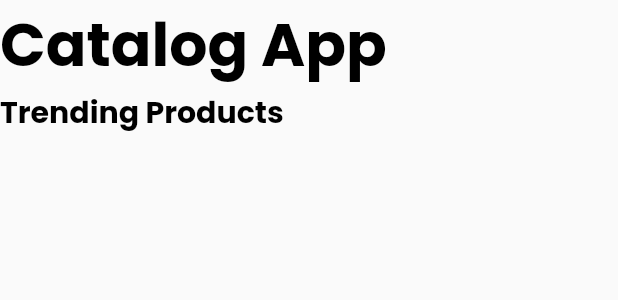
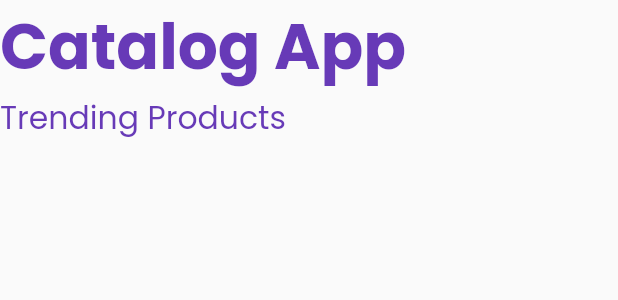
Before and after one commit to abhishek-kaithwas/30DayesOfFlutter, a Flutter app: the CatalogHeader widget shown alone on an empty page, opened directly, on a phone screen of 412 x 824 dp. Shown: the top 300 px of the screen. Run offline on Flutter 3.47's test engine with Material 2 defaults, Android fonts, the phone set to English and light mode, and no system bars; our stand-ins replace google_fonts, velocity_x; network calls fail.

Commit message:
day 20 completed

```diff
--- a/lib/pages/login_page.dart
+++ b/lib/pages/login_page.dart
@@ -1,6 +1,10 @@
 import 'package:flutter/cupertino.dart';
 import 'package:flutter/material.dart';
 import 'package:flutter_application_1/utils/routes.dart';
+// ignore: unused_import
+import 'package:flutter_application_1/widgets/themes.dart';
+// ignore: implementation_imports
+import 'package:velocity_x/src/extensions/context_ext.dart';
 
 class LoginPage extends StatefulWidget {
   const LoginPage({Key? key}) : super(key: key);
@@ -32,7 +36,7 @@ class _LoginPageState extends State<LoginPage> {
   @override
   Widget build(BuildContext context) {
     return Material(
-      color: Colors.white,
+      color: context.canvasColor,
       child: Column(
         children: [
           Image.asset(
--- a/lib/pages/test.dart
+++ b/lib/pages/test.dart
@@ -1,7 +1,6 @@
 import 'package:flutter/material.dart';
 import 'package:flutter_application_1/widgets/drawer.dart';
 import 'package:flutter_application_1/models/catlog.dart';
-import 'package:flutter_application_1/widgets/item_widget.dart';
 import 'package:flutter/services.dart';
 import 'dart:convert';
 
--- a/lib/utils/routes.dart
+++ b/lib/utils/routes.dart
@@ -2,4 +2,6 @@ class MyRoutes {
   static String loginRoutes = "/login";
   static String homeRoutes = "/home";
   static String homeDetailsRoute = "/detail";
+  // ignore: non_constant_identifier_names
+  static String CartRoute = "/cart";
 }
--- a/lib/widgets/home_widgets/catalog_header.dart
+++ b/lib/widgets/home_widgets/catalog_header.dart
@@ -11,16 +11,17 @@ class CatalogHeader extends StatelessWidget {
       crossAxisAlignment: CrossAxisAlignment.start,
       // ignore: prefer_const_literals_to_create_immutables
       children: [
-        const Text(
-          "Catalog App",
-          style: TextStyle(
-              fontSize: 40, fontWeight: FontWeight.bold, color: Colors.black),
-        ),
-        const Text(
-          "Trending Products",
-          style: TextStyle(
-              fontSize: 20, fontWeight: FontWeight.bold, color: Colors.black),
-        ),
+        "Catalog App"
+            .text
+            .xl5
+            .bold
+            .color(Theme.of(context).colorScheme.primary)
+            .make(),
+        "Trending Products"
+            .text
+            .xl2
+            .color(Theme.of(context).colorScheme.primaryVariant)
+            .make(),
       ],
     );
   }
--- /dev/null
+++ b/lib/widgets/themes.dart
@@ -0,0 +1,76 @@
+import 'package:flutter/material.dart';
+import 'package:google_fonts/google_fonts.dart';
+import 'package:velocity_x/velocity_x.dart';
+
+class MyTheme {
+  static ThemeData lightTheme(BuildContext context) => ThemeData(
+        primarySwatch: Colors.deepPurple,
+        fontFamily: GoogleFonts.poppins().fontFamily,
+        cardColor: Colors.white,
+        // ignore: prefer_const_constructors
+        elevatedButtonTheme: ElevatedButtonThemeData(
+          style: ButtonStyle(
+              textStyle: MaterialStateProperty.all(
+                  const TextStyle(fontWeight: FontWeight.w800)),
+              backgroundColor: MaterialStateProperty.all(Colors.grey.shade700),
+              foregroundColor: MaterialStateProperty.all(Colors.white)),
+        ),
+
+        // canvasColor: creamColor,
+        // ignore: prefer_const_constructors
+        appBarTheme: AppBarTheme(
+          color: Colors.white,
+          elevation: 0.0,
+          // ignore: prefer_const_constructors
+          iconTheme: IconThemeData(color: Colors.black),
+          // ignore: deprecated_member_use
+          textTheme: Theme.of(context).textTheme,
+        ),
+      );
+
+  // ignore: non_constant_identifier_names
+  static ThemeData DarkTheme(BuildContext context) => ThemeData(
+        brightness: Brightness.dark,
+        fontFamily: GoogleFonts.poppins().fontFamily,
+        elevatedButtonTheme: ElevatedButtonThemeData(
+          style: ButtonStyle(
+              textStyle: MaterialStateProperty.all(
+                  const TextStyle(fontWeight: FontWeight.w800)),
+              backgroundColor: MaterialStateProperty.all(Colors.grey.shade700),
+              foregroundColor: MaterialStateProperty.all(Colors.white)),
+        ),
+        // ignore: prefer_const_constructors
+        colorScheme: ColorScheme(
+          primary: Colors.white,
+          primaryVariant: Colors.grey.shade100,
+          secondary: Colors.white,
+          secondaryVariant: Colors.white,
+          surface: Colors.white,
+          background: Colors.white,
+          error: Colors.white,
+          onPrimary: Colors.white,
+          onSecondary: Colors.white,
+          onSurface: Colors.white,
+          onBackground: Colors.white,
+          onError: Colors.white,
+          brightness: Brightness.dark,
+        ),
+        cardColor: Colors.black,
+        canvasColor: darkCreamColor,
+        appBarTheme: AppBarTheme(
+          color: Colors.white,
+          elevation: 0.0,
+          // ignore: prefer_const_constructors
+          iconTheme: IconThemeData(color: Colors.white),
+          // ignore: deprecated_member_use
+          textTheme: Theme.of(context).textTheme,
+        ),
+      );
+
+  // custom colors
+  // ignore: use_full_hex_values_for_flutter_colors
+  static Color creamColor = const Color(0xfff5f5f5f);
+  static Color darkCreamColor = Vx.gray900;
+  static Color darkBluishColor = const Color(0xff403b58);
+  static Color lightBluishColor = Vx.indigo500;
+}
```
Also changed, not shown: lib/main.dart (+6 -14 lines), lib/pages/cart_page.dart (added, +17 -0 lines), lib/pages/home_detail_page.dart (+27 -13 lines), lib/pages/home_page.dart (+12 -1 lines), lib/widgets/home_widgets/catalog_image.dart (+6 -1 lines), lib/widgets/home_widgets/catalog_list.dart (+5 -5 lines).
